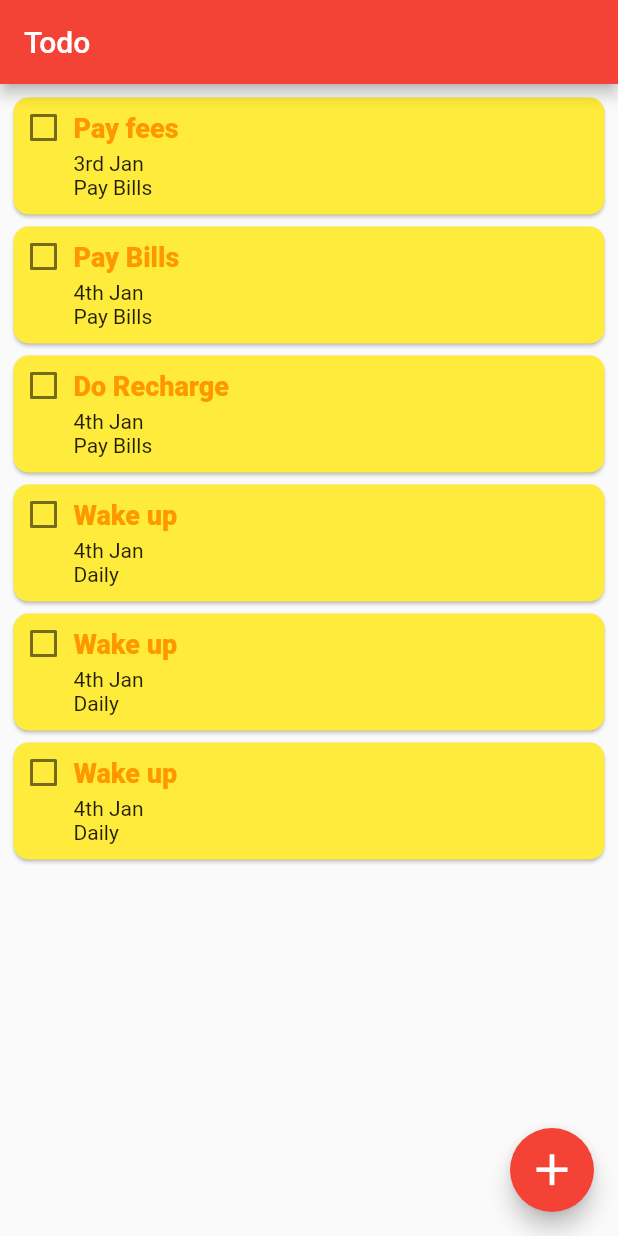
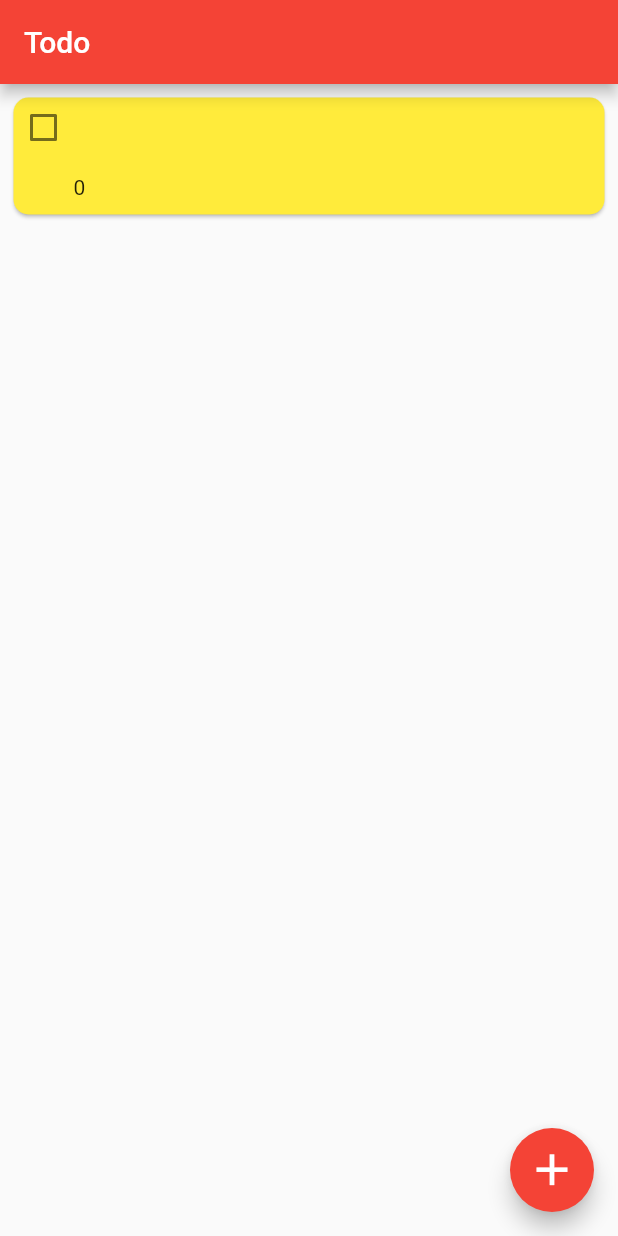
Before and after one commit to akshitkumarsharma/TodoApp, a Flutter app: the NewTaskScreen screen opened by its route, after a tap on the "check" icon, on a phone screen of 412 x 824 dp. Run offline on Flutter 3.47's test engine with Material 2 defaults, Android fonts, the phone set to English and light mode, and no system bars; our stand-ins replace sqflite; accounts and stored records are empty.

Commit message:
fromMap, refactored task addition into database, refactored home screen, used future builder in home screen

```diff
--- a/lib/main.dart
+++ b/lib/main.dart
@@ -2,6 +2,7 @@ import 'package:flutter/material.dart';
 import 'package:todo_app/screens/routing.dart' as routing;
 import 'screens/new_task_screen.dart';
 import 'sqlite.dart';
+import "screens/home_screen.dart";
 
 void main() {
   WidgetsFlutterBinding.ensureInitialized();
@@ -18,139 +19,13 @@ class MyApp extends StatelessWidget {
     return MaterialApp(
       title: 'Flutter Demo',
       theme: ThemeData(
-        // This is the theme of your application.
-        //
-        // Try running your application with "flutter run". You'll see the
-        // application has a blue toolbar. Then, without quitting the app, try
-        // changing the primarySwatch below to Colors.green and then invoke
-        // "hot reload" (press "r" in the console where you ran "flutter run",
-        // or simply save your changes to "hot reload" in a Flutter IDE).
-        // Notice that the counter didn't reset back to zero; the application
-        // is not restarted.
         primarySwatch: Colors.red,
       ),
       initialRoute: routing.homeScreenID,
       routes: {
         routing.newTaskScreenID: (context) => const NewTaskScreen(),
-        routing.homeScreenID: (context) => const MyHomePage(
-              title: '',
-            ),
+        routing.homeScreenID: (context) => const MyHomePage(),
       },
     );
   }
 }
-
-class MyHomePage extends StatefulWidget {
-  const MyHomePage({Key? key, required this.title}) : super(key: key);
-
-  // This widget is the home page of your application. It is stateful, meaning
-  // that it has a State object (defined below) that contains fields that affect
-  // how it looks.
-
-  // This class is the configuration for the state. It holds the values (in this
-  // case the title) provided by the parent (in this case the App widget) and
-  // used by the build method of the State. Fields in a Widget subclass are
-  // always marked "final".
-
-  final String title;
-
-  @override
-  State<MyHomePage> createState() => _MyHomePageState();
-}
-
-class _MyHomePageState extends State<MyHomePage> {
-  @override
-  Widget build(BuildContext context) {
-    // This method is rerun every time setState is called, for instance as done
-    // by the _incrementCounter method above.
-    //
-    // The Flutter framework has been optimized to make rerunning build methods
-    // fast, so that you can just rebuild anything that needs updating rather
-    // than having to individually change instances of widgets.
-    return Scaffold(
-      floatingActionButton: FloatingActionButton(
-        onPressed: () {
-          Navigator.pushNamed(context, routing.newTaskScreenID);
-        },
-        child: const Icon(
-          Icons.add,
-          size: 35,
-        ),
-      ),
-      appBar: AppBar(
-        title: Text("Todo"),
-      ),
-      body: ListView(
-        padding: EdgeInsets.all(5),
-        children: [
-          ActivityCard(
-            header: "Pay fees",
-            date: "3rd Jan",
-            list: "Pay Bills",
-          ),
-          ActivityCard(header: "Pay Bills", date: "4th Jan", list: "Pay Bills"),
-          ActivityCard(
-              header: "Do Recharge", date: "4th Jan", list: "Pay Bills"),
-          ActivityCard(header: "Wake up", date: "4th Jan", list: "Daily"),
-          ActivityCard(header: "Wake up", date: "4th Jan", list: "Daily"),
-          ActivityCard(header: "Wake up", date: "4th Jan", list: "Daily"),
-        ],
-      ),
-    );
-  }
-}
-
-class ActivityCard extends StatelessWidget {
-  const ActivityCard({
-    required this.header,
-    required this.date,
-    required this.list,
-    Key? key,
-  }) : super(key: key);
-  final String header, date, list;
-
-  @override
-  Widget build(BuildContext context) {
-    return Card(
-      shape: RoundedRectangleBorder(borderRadius: BorderRadius.circular(10)),
-      color: Colors.yellow,
-      child: Container(
-        padding: EdgeInsets.all(10),
-        width: double.infinity,
-        child: Row(
-          crossAxisAlignment: CrossAxisAlignment.start,
-          children: [
-            SizedBox(
-              width: 20,
-              height: 20,
-              child: Checkbox(
-                onChanged: (value) {},
-                value: false,
-              ),
-            ),
-            Container(
-              width: 10,
-            ),
-            Column(
-              crossAxisAlignment: CrossAxisAlignment.start,
-              children: [
-                Text(
-                  header,
-                  style: TextStyle(
-                      color: Colors.orange,
-                      fontSize: 18,
-                      fontWeight: FontWeight.w900),
-                ),
-                SizedBox(
-                  height: 5,
-                ),
-                Text(date),
-                Text(list),
-              ],
-            )
-          ],
-        ),
-      ),
-    );
-  }
-}
--- /dev/null
+++ b/lib/screens/home_screen.dart
@@ -0,0 +1,149 @@
+import "package:flutter/material.dart";
+import "routing.dart" as routing;
+import "package:todo_app/sqlite.dart";
+import "package:todo_app/task.dart";
+
+class MyHomePage extends StatefulWidget {
+  const MyHomePage({Key? key}) : super(key: key);
+
+  @override
+  _MyHomePageState createState() => _MyHomePageState();
+}
+
+class _MyHomePageState extends State<MyHomePage> {
+  Future<List<Task>> taskList = SqliteDB.getAllTasks();
+  //FutureBuilder
+
+  /*Widget futureBuilderProvider() {
+    return (FutureBuilder<List<Task>>(
+      future: taskList,
+      builder: (BuildContext context, AsyncSnapshot snapshot) {
+        if (snapshot.hasData) {
+          Text("I Have Data");
+        } else if (snapshot.hasError) {
+          Text("Some error");
+        } else {
+          //if future has not returned
+          Text("Waiting");
+        }
+        return Container();
+      },
+    ));
+  }*/
+
+  @override
+  Widget build(BuildContext context) {
+    return Scaffold(
+      floatingActionButton: FloatingActionButton(
+        //onPressed: (){},
+        child: const Icon(Icons.add, size: 35),
+        onPressed: () {
+          Navigator.pushNamed(context, routing.newTaskScreenID);
+        },
+      ),
+      appBar: AppBar(
+        title: Text("Todo"),
+      ),
+      body: FutureBuilder<List<Task>>(
+        future: taskList,
+        builder: (BuildContext context, AsyncSnapshot snapshot) {
+          if (snapshot.hasData) {
+            var data = snapshot.data;
+            List<Widget> children = [];
+            for (var task in data) {
+              children.add(ActivityCard(
+                  header: task.taskName,
+                  date: task.deadlineDate == null
+                      ? ""
+                      : task.deadlineDate.toString(),
+                  list: task.taskListID.toString()));
+            }
+            return ListView(
+              padding: const EdgeInsets.all(5),
+              children: children,
+            );
+          } else if (snapshot.hasError) {
+            return Container(child: Text("Some error"));
+          } else {
+            //if future has not returned
+            return Center(child: CircularProgressIndicator());
+          }
+        },
+      ),
+      /*ListView(
+        padding: const EdgeInsets.all(5),
+        children: const [
+          /*ActivityCard(header: "Pay fees", date: "3rd Jan", list: "Pay bills"),
+          ActivityCard(header: "Pay bill", date: "4th Jan", list: "Pay bills"),
+          ActivityCard(
+              header: "Do recharge", date: "4th Jan", list: "Pay bills"),
+          ActivityCard(header: "Wake up", date: "4th Jan", list: "Daily"),
+          ActivityCard(header: "Wake up", date: "4th Jan", list: "Daily"),
+          ActivityCard(header: "Wake up", date: "4th Jan", list: "Daily"),
+          ActivityCard(header: "Wake up", date: "4th Jan", list: "Daily"),
+          ActivityCard(header: "Wake up", date: "4th Jan", list: "Daily"),
+          ActivityCard(header: "Wake up", date: "4th Jan", list: "Daily"),
+          ActivityCard(header: "Wake up", date: "4th Jan", list: "Daily"),*/
+        ],
+      ),*/
+    );
+  }
+}
+
+class ActivityCard extends StatelessWidget {
+  const ActivityCard({
+    required this.header,
+    required this.date,
+    required this.list,
+    Key? key,
+  }) : super(key: key);
+
+  final String header, date, list;
+
+  @override
+  Widget build(BuildContext context) {
+    return Card(
+      shape: RoundedRectangleBorder(
+        borderRadius: BorderRadius.circular(10.0),
+      ),
+      child: Container(
+        padding: EdgeInsets.fromLTRB(10, 10, 10, 10),
+        width: double.infinity,
+        child: Row(
+          crossAxisAlignment: CrossAxisAlignment.start,
+          children: [
+            SizedBox(
+              width: 20,
+              height: 20,
+              child: Checkbox(
+                onChanged: (value) {},
+                value: false,
+              ),
+            ),
+            Container(
+              width: 10,
+            ),
+            Column(
+              crossAxisAlignment: CrossAxisAlignment.start,
+              children: [
+                Text(
+                  header,
+                  style: TextStyle(
+                    //color, fontsize, fontweight
+                    color: Colors.orange,
+                    //fontWeight: FontWeight.w900,
+                    fontSize: 18,
+                  ),
+                ),
+                SizedBox(height: 5),
+                Text(date),
+                Text(list),
+              ],
+            ),
+          ],
+        ),
+      ),
+      color: Colors.yellow,
+    );
+  }
+}
--- a/lib/screens/new_task_screen.dart
+++ b/lib/screens/new_task_screen.dart
@@ -13,10 +13,11 @@ class NewTaskScreen extends StatefulWidget {
 
 class _NewTaskScreenState extends State<NewTaskScreen> {
   Task task = Task(
+      isFinished: false,
+      isRepeating: false,
       taskName: "",
-      finished: false,
       taskListID: 0,
-      taskId: -1,
+      taskID: -1,
       parentTaskID: null,
       deadlineDate: null,
       deadlineTime: null);
@@ -68,24 +69,13 @@ class _NewTaskScreenState extends State<NewTaskScreen> {
   }
 
   void saveNewTask() async {
-    Map<String, dynamic> taskAsMap = {
-      "taskListID": task.taskListID,
-      "parentTaskID": null,
-      "taskName": task.taskName,
-      "deadlineDate": task.deadlineDate == null
-          ? null
-          : task.deadlineDate!.millisecondsSinceEpoch,
-      "deadlineTime": task.deadlineTime == null
-          ? null
-          : intFromTimeOfDay(task.deadlineTime!),
-      "isFinished": 0,
-      "isRepeating": 0,
-    };
+    Map<String, dynamic> taskAsMap = task.toMap();
+    taskAsMap.remove("taskID");
     int? taskId = await SqliteDB.insertTask(taskAsMap);
     if (taskId == null) {
       print("failed");
     } else {
-      print("success");
+      Navigator.pop(context);
       Navigator.pushNamedAndRemoveUntil(
           context, routing.homeScreenID, (route) => false);
     }
--- a/lib/sqlite.dart
+++ b/lib/sqlite.dart
@@ -17,12 +17,13 @@ class SqliteDB {
   static initDb() async {
     String folderPath = await getDatabasesPath();
     String path = join(folderPath, "todo.db");
+    //await deleteDatabase(path);
     var taskDb = await openDatabase(
       path,
       version: 3,
       onCreate: (Database db, int t) async {
         await db.execute(
-            'CREATE TABLE TASK (taskId INTEGER PRIMARY KEY, taskListID INTEGER, parentTaskID INTEGER, taskName TEXT, deadlineDate INTEGER, deadlineTime INTEGER, isFinished INTEGER, isRepeating INTEGER)');
+            'CREATE TABLE TASK (taskID INTEGER PRIMARY KEY, taskListID INTEGER, parentTaskID INTEGER, taskName TEXT, deadlineDate INTEGER, deadlineTime INTEGER, isFinished INTEGER, isRepeating INTEGER)');
       },
     );
     _db = taskDb;
@@ -40,13 +41,17 @@ class SqliteDB {
     }
   }
 
-  static Future<List<Task>?> getAllTasks() async {
+  static Future<List<Task>> getAllTasks() async {
     var dbClient = await db;
+    //await Future.delayed(Duration(seconds: 1));
     List<Map<String, dynamic>> taskListFromDB = await dbClient.query("TASK");
+    List<Task> taskListAsObjects = [];
     for (var map in taskListFromDB) {
       print(map);
+      taskListAsObjects.add(Task.fromMap(map));
     }
     /*var taskListInMemory = taskListFromDB.map((t) => Task.fromMap(t)).toList();
     return (taskListInMemory);*/
+    return (taskListAsObjects);
   }
 }
--- a/lib/task.dart
+++ b/lib/task.dart
@@ -35,23 +35,60 @@ class RepeatFrequency {
 class Task {
   Task({
     required this.taskName,
-    required this.finished,
     required this.taskListID,
-    required this.taskId,
+    required this.taskID,
+    required this.isFinished,
+    required this.isRepeating,
     this.parentTaskID,
     this.deadlineDate,
     this.deadlineTime,
   });
 
-  late int taskId;
+  int taskID;
   int taskListID;
   int? parentTaskID; //used for repeated task instances only
   String taskName;
   DateTime? deadlineDate;
   TimeOfDay? deadlineTime;
-  bool finished;
+  bool isFinished;
+  bool isRepeating;
+
   void finishTask() {
-    finished = true;
+    isFinished = true;
+  }
+
+  Map<String, dynamic> toMap() {
+    Map<String, dynamic> taskAsMap = {
+      "taskID": taskID,
+      "taskListID": taskListID,
+      "parentTaskID": null,
+      "taskName": taskName,
+      "deadlineDate":
+          deadlineDate == null ? null : deadlineDate!.millisecondsSinceEpoch,
+      "deadlineTime":
+          deadlineTime == null ? null : intFromTimeOfDay(deadlineTime!),
+      "isFinished": 0,
+      "isRepeating": 0,
+    };
+    return (taskAsMap);
+  }
+
+  static Task fromMap(Map<String, dynamic> taskAsMap) {
+    Task task = Task(
+      taskID: taskAsMap["taskID"],
+      taskListID: taskAsMap["taskListID"],
+      parentTaskID: taskAsMap["parentTaskID"],
+      taskName: taskAsMap["taskName"],
+      deadlineDate: taskAsMap["deadlineDate"] == null
+          ? null
+          : DateTime.fromMillisecondsSinceEpoch(taskAsMap["deadlineDate"]),
+      deadlineTime: taskAsMap["deadlineTime"] == null
+          ? null
+          : timeOfDayFromInt(taskAsMap["deadlineTime"]),
+      isFinished: taskAsMap["isFinished"] == 0 ? false : true,
+      isRepeating: taskAsMap["isRepeating"] == 0 ? false : true,
+    );
+    return (task);
   }
 }
 
@@ -97,7 +134,7 @@ class TaskList {
     required this.taskListID,
     required this.taskListName,
   });
-  List<Task> getActiveTasks() {
+  /*List<Task> getActiveTasks() {
     //TODO::Select repeating Task Instances as well
     List<Task> activeNonRepeatingTasks = [];
     {
@@ -108,14 +145,14 @@ class TaskList {
       }
       return (activeNonRepeatingTasks);
     }
-  }
+  }*/
 
-  List<Task> getFinishedTasks() {
+  /*List<Task> getFinishedTasks() {
     //repeating Instances as well as non-repeating Instances
     return ([]);
   }
 
-  void FinishTask(Task task) {}
+  void FinishTask(Task task) {}*/
 
   /*void addTask({
     required String taskName,
@@ -138,5 +175,5 @@ class TaskList {
     }
   }*/
 
-  void finishTask(Task task) {}
+  /*void finishTask(Task task) {}*/
 }
```
